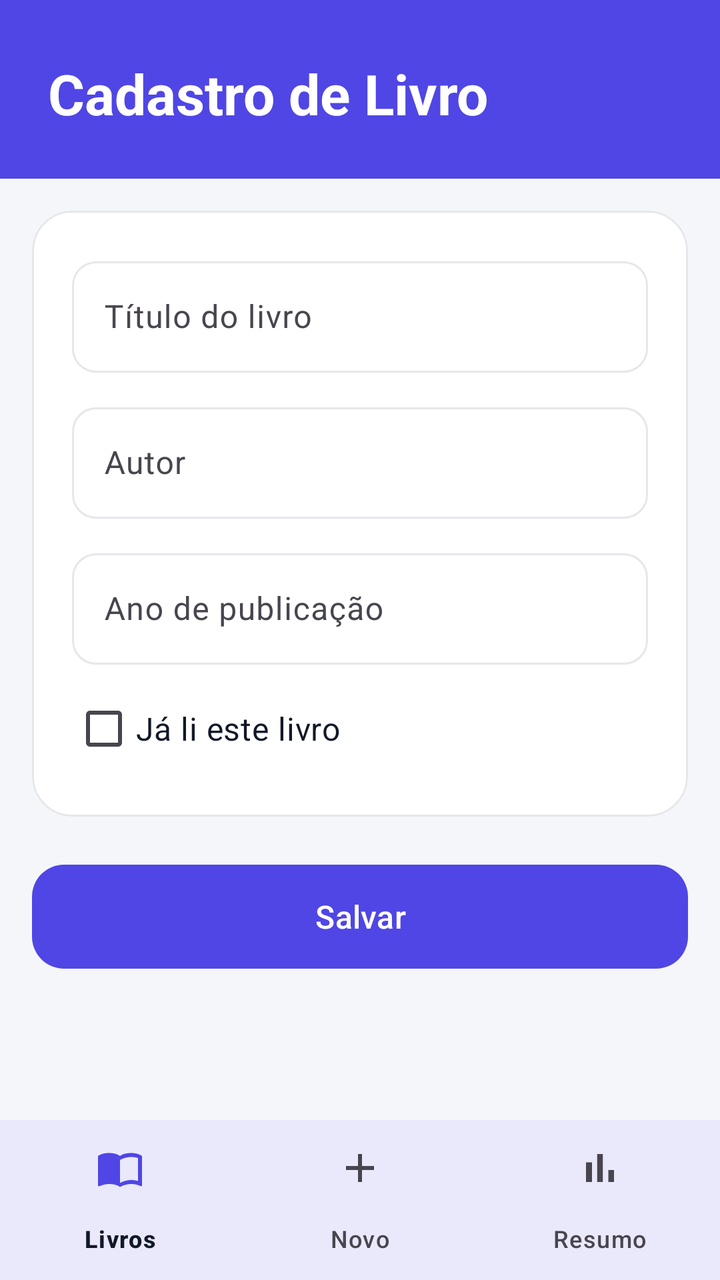
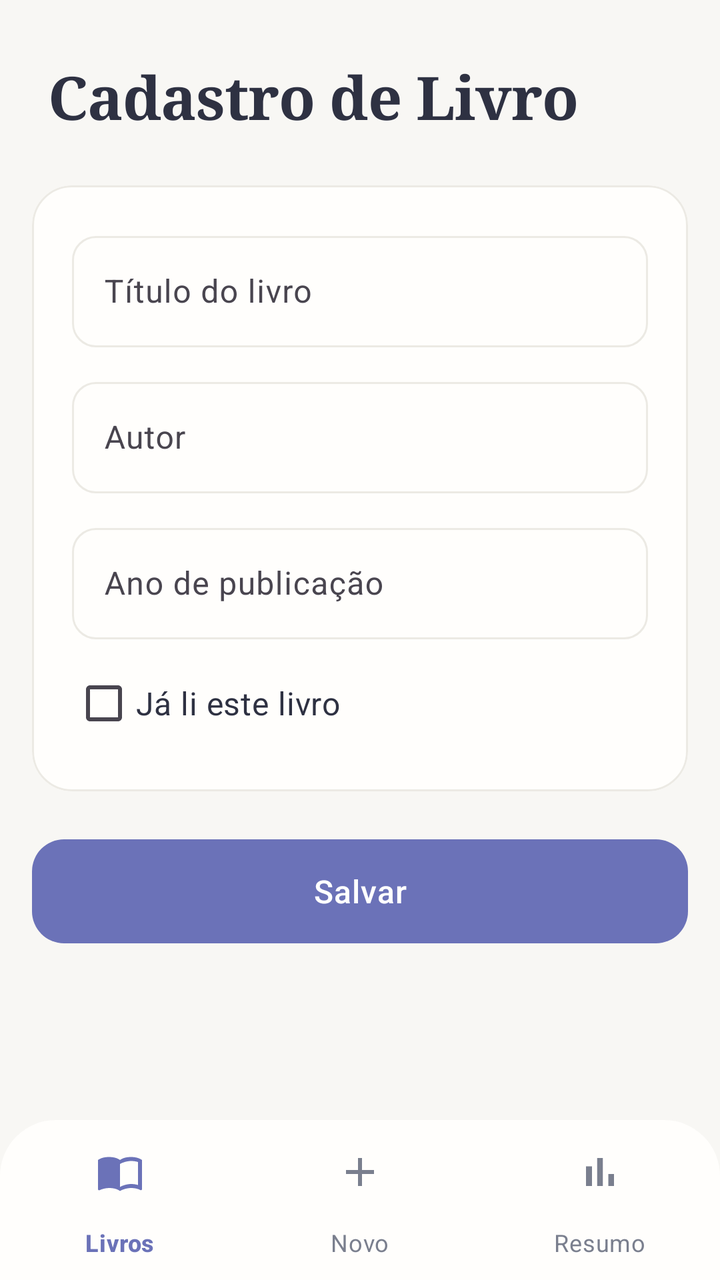

An Android layout rendered at two revisions. The XML below is the earlier revision; the diff shows what the commit changed to produce the second picture.
<!-- AndroidManifest.xml: application theme Theme.BibliotecaPessoal -->
<!-- res/layout/activity_cadastro_livro.xml -->
<?xml version="1.0" encoding="utf-8"?>
<androidx.constraintlayout.widget.ConstraintLayout xmlns:android="http://schemas.android.com/apk/res/android"
    xmlns:app="http://schemas.android.com/apk/res-auto"
    xmlns:tools="http://schemas.android.com/tools"
    android:id="@+id/main"
    android:layout_width="match_parent"
    android:layout_height="match_parent"
    android:background="@color/cor_fundo"
    tools:context=".CadastroLivroActivity">

    
    <TextView
        android:id="@+id/txtCabecalho"
        android:layout_width="0dp"
        android:layout_height="wrap_content"
        android:background="@color/cor_primaria"
        android:paddingStart="24dp"
        android:paddingTop="28dp"
        android:paddingEnd="24dp"
        android:paddingBottom="24dp"
        android:text="@string/titulo_cadastro"
        android:textColor="@color/cor_texto_cabecalho"
        android:textSize="28sp"
        android:textStyle="bold"
        app:layout_constraintEnd_toEndOf="parent"
        app:layout_constraintStart_toStartOf="parent"
        app:layout_constraintTop_toTopOf="parent" />

    
    <ScrollView
        android:layout_width="0dp"
        android:layout_height="0dp"
        app:layout_constraintBottom_toTopOf="@id/bottomNav"
        app:layout_constraintEnd_toEndOf="parent"
        app:layout_constraintStart_toStartOf="parent"
        app:layout_constraintTop_toBottomOf="@id/txtCabecalho">

        <LinearLayout
            android:layout_width="match_parent"
            android:layout_height="wrap_content"
            android:orientation="vertical"
            android:padding="16dp">

            <com.google.android.material.card.MaterialCardView
                android:layout_width="match_parent"
                android:layout_height="wrap_content"
                app:cardBackgroundColor="@color/cor_superficie"
                app:cardCornerRadius="20dp"
                app:cardElevation="0dp"
                app:strokeColor="@color/cor_divisor"
                app:strokeWidth="1dp">

                <LinearLayout
                    android:layout_width="match_parent"
                    android:layout_height="wrap_content"
                    android:orientation="vertical"
                    android:padding="20dp">

                    <com.google.android.material.textfield.TextInputLayout
                        style="@style/Widget.Material3.TextInputLayout.OutlinedBox"
                        android:layout_width="match_parent"
                        android:layout_height="wrap_content"
                        android:hint="@string/hint_titulo"
                        app:boxCornerRadiusBottomEnd="12dp"
                        app:boxCornerRadiusBottomStart="12dp"
                        app:boxCornerRadiusTopEnd="12dp"
                        app:boxCornerRadiusTopStart="12dp">

                        <com.google.android.material.textfield.TextInputEditText
                            android:id="@+id/edtTitulo"
                            android:layout_width="match_parent"
                            android:layout_height="wrap_content"
                            android:inputType="textCapSentences" />
                    </com.google.android.material.textfield.TextInputLayout>

                    <com.google.android.material.textfield.TextInputLayout
                        style="@style/Widget.Material3.TextInputLayout.OutlinedBox"
                        android:layout_width="match_parent"
                        android:layout_height="wrap_content"
                        android:layout_marginTop="12dp"
                        android:hint="@string/hint_autor"
                        app:boxCornerRadiusBottomEnd="12dp"
                        app:boxCornerRadiusBottomStart="12dp"
                        app:boxCornerRadiusTopEnd="12dp"
                        app:boxCornerRadiusTopStart="12dp">

                        <com.google.android.material.textfield.TextInputEditText
                            android:id="@+id/edtAutor"
                            android:layout_width="match_parent"
                            android:layout_height="wrap_content"
                            android:inputType="textPersonName|textCapWords" />
                    </com.google.android.material.textfield.TextInputLayout>

                    
                    <com.google.android.material.textfield.TextInputLayout
                        style="@style/Widget.Material3.TextInputLayout.OutlinedBox"
                        android:layout_width="match_parent"
                        android:layout_height="wrap_content"
                        android:layout_marginTop="12dp"
                        android:hint="@string/hint_ano"
                        app:boxCornerRadiusBottomEnd="12dp"
                        app:boxCornerRadiusBottomStart="12dp"
                        app:boxCornerRadiusTopEnd="12dp"
                        app:boxCornerRadiusTopStart="12dp">

                        <com.google.android.material.textfield.TextInputEditText
                            android:id="@+id/edtAno"
                            android:layout_width="match_parent"
                            android:layout_height="wrap_content"
                            android:inputType="number"
                            android:maxLength="4" />
                    </com.google.android.material.textfield.TextInputLayout>

                    <CheckBox
                        android:id="@+id/chkLido"
                        android:layout_width="wrap_content"
                        android:layout_height="wrap_content"
                        android:layout_marginTop="8dp"
                        android:text="@string/check_lido"
                        android:textColor="@color/cor_texto_primario"
                        android:textSize="16sp" />
                </LinearLayout>
            </com.google.android.material.card.MaterialCardView>

            <com.google.android.material.button.MaterialButton
                android:id="@+id/btnSalvar"
                android:layout_width="match_parent"
                android:layout_height="60dp"
                android:layout_marginTop="20dp"
                android:text="@string/btn_salvar"
                android:textSize="16sp"
                app:backgroundTint="@color/cor_primaria"
                app:cornerRadius="16dp" />
        </LinearLayout>
    </ScrollView>

    
    <com.google.android.material.bottomnavigation.BottomNavigationView
        android:id="@+id/bottomNav"
        android:layout_width="0dp"
        android:layout_height="wrap_content"
        android:background="@color/cor_superficie"
        app:elevation="8dp"
        app:layout_constraintBottom_toBottomOf="parent"
        app:layout_constraintEnd_toEndOf="parent"
        app:layout_constraintStart_toStartOf="parent"
        app:menu="@menu/menu_bottom" />

</androidx.constraintlayout.widget.ConstraintLayout>
<!-- resources referenced by this layout -->
<resources>
  <color name="cor_divisor">#E5E7EB</color>
  <color name="cor_fundo">#F5F6FA</color>
  <color name="cor_primaria">#4F46E5</color>
  <color name="cor_superficie">#FFFFFF</color>
  <color name="cor_texto_primario">#111827</color>
  <style name="Base.Theme.BibliotecaPessoal" parent="Theme.Material3.Light.NoActionBar">
          <item name="colorPrimary">@color/cor_primaria</item>
          <item name="colorOnPrimary">@color/cor_texto_cabecalho</item>
          <item name="colorPrimaryContainer">@color/cor_primaria_clara</item>
          <item name="colorOnPrimaryContainer">@color/cor_primaria</item>
          
          <item name="colorSecondaryContainer">@color/cor_primaria_clara</item>
          <item name="colorOnSecondaryContainer">@color/cor_primaria</item>
          <item name="colorSurface">@color/cor_superficie</item>
          <item name="colorOnSurface">@color/cor_texto_primario</item>
          <item name="colorOutline">@color/cor_divisor</item>
          <item name="android:colorBackground">@color/cor_fundo</item>
          <item name="android:windowBackground">@color/cor_fundo</item>
      </style>
  <color name="cor_primaria_clara">#E0E7FF</color>
  <!-- unchanged entries left out for length: 8 -->
</resources>

<!-- the commit's change to res/layout/activity_cadastro_livro.xml (unified diff, before → after) -->
@@ -11,17 +11,14 @@
     
     <TextView
         android:id="@+id/txtCabecalho"
+        style="@style/Texto.Cabecalho"
         android:layout_width="0dp"
         android:layout_height="wrap_content"
-        android:background="@color/cor_primaria"
         android:paddingStart="24dp"
         android:paddingTop="28dp"
         android:paddingEnd="24dp"
-        android:paddingBottom="24dp"
+        android:paddingBottom="8dp"
         android:text="@string/titulo_cadastro"
-        android:textColor="@color/cor_texto_cabecalho"
-        android:textSize="28sp"
-        android:textStyle="bold"
         app:layout_constraintEnd_toEndOf="parent"
         app:layout_constraintStart_toStartOf="parent"
         app:layout_constraintTop_toTopOf="parent" />
@@ -117,8 +114,7 @@
                         android:layout_height="wrap_content"
                         android:layout_marginTop="8dp"
                         android:text="@string/check_lido"
-                        android:textColor="@color/cor_texto_primario"
-                        android:textSize="16sp" />
+                        android:textColor="@color/cor_texto_primario" />
                 </LinearLayout>
             </com.google.android.material.card.MaterialCardView>
 
@@ -128,7 +124,6 @@
                 android:layout_height="60dp"
                 android:layout_marginTop="20dp"
                 android:text="@string/btn_salvar"
-                android:textSize="16sp"
                 app:backgroundTint="@color/cor_primaria"
                 app:cornerRadius="16dp" />
         </LinearLayout>
@@ -139,8 +134,6 @@
         android:id="@+id/bottomNav"
         android:layout_width="0dp"
         android:layout_height="wrap_content"
-        android:background="@color/cor_superficie"
-        app:elevation="8dp"
         app:layout_constraintBottom_toBottomOf="parent"
         app:layout_constraintEnd_toEndOf="parent"
         app:layout_constraintStart_toStartOf="parent"
<!-- resource entries referenced after the edit -->
@@ -1,10 +1,17 @@
 <!-- resources referenced by this layout -->
 <resources>
-  <color name="cor_divisor">#E5E7EB</color>
-  <color name="cor_fundo">#F5F6FA</color>
-  <color name="cor_primaria">#4F46E5</color>
-  <color name="cor_superficie">#FFFFFF</color>
-  <color name="cor_texto_primario">#111827</color>
+  <color name="cor_divisor">#ECEAE4</color>
+  <color name="cor_fundo">#F8F7F4</color>
+  <color name="cor_primaria">#6B72B8</color>
+  <color name="cor_superficie">#FFFEFC</color>
+  <color name="cor_texto_primario">#2E3142</color>
+  <style name="Texto.Cabecalho" parent="">
+          <item name="android:fontFamily">serif</item>
+          <item name="android:textStyle">bold</item>
+          <item name="android:textSize">30sp</item>
+          <item name="android:letterSpacing">-0.01</item>
+          <item name="android:textColor">@color/cor_texto_primario</item>
+      </style>
   <style name="Base.Theme.BibliotecaPessoal" parent="Theme.Material3.Light.NoActionBar">
           <item name="colorPrimary">@color/cor_primaria</item>
           <item name="colorOnPrimary">@color/cor_texto_cabecalho</item>
@@ -18,8 +25,64 @@
           <item name="colorOutline">@color/cor_divisor</item>
           <item name="android:colorBackground">@color/cor_fundo</item>
           <item name="android:windowBackground">@color/cor_fundo</item>
+          
+          <item name="materialButtonStyle">@style/Botao.Principal</item>
+          <item name="bottomNavigationStyle">@style/MenuInferior</item>
+          <item name="checkboxStyle">@style/Caixa.Lido</item>
       </style>
-  <color name="cor_primaria_clara">#E0E7FF</color>
+  <color name="cor_primaria_clara">#F2F2F8</color>
+  <style name="Botao.Principal" parent="Widget.Material3.Button">
+          <item name="android:fontFamily">sans-serif-medium</item>
+          <item name="android:textAllCaps">false</item>
+          <item name="android:textSize">16sp</item>
+          <item name="android:letterSpacing">0.02</item>
+      </style>
+  <style name="MenuInferior" parent="Widget.Material3.BottomNavigationView">
+          <item name="backgroundTint">@color/cor_superficie</item>
+          <item name="elevation">16dp</item>
+          <item name="shapeAppearance">@style/Forma.MenuInferior</item>
+          <item name="itemPaddingTop">14dp</item>
+          <item name="itemPaddingBottom">14dp</item>
+          <item name="labelVisibilityMode">labeled</item>
+          <item name="itemTextAppearanceActive">@style/Texto.MenuAtivo</item>
+          <item name="itemTextAppearanceInactive">@style/Texto.MenuInativo</item>
+          <item name="itemActiveIndicatorStyle">@style/Indicador.MenuInferior</item>
+          <item name="materialThemeOverlay">@style/Overlay.MenuInferior</item>
+      </style>
+  <style name="Caixa.Lido" parent="Widget.Material3.CompoundButton.CheckBox">
+          <item name="android:fontFamily">sans-serif</item>
+          <item name="android:textSize">16sp</item>
+      </style>
+  <style name="Forma.MenuInferior" parent="">
+          <item name="cornerFamily">rounded</item>
+          <item name="cornerSizeTopLeft">28dp</item>
+          <item name="cornerSizeTopRight">28dp</item>
+          <item name="cornerSizeBottomLeft">0dp</item>
+          <item name="cornerSizeBottomRight">0dp</item>
+      </style>
+  <style name="Texto.MenuAtivo" parent="TextAppearance.Material3.LabelMedium">
+          <item name="android:fontFamily">sans-serif-medium</item>
+          <item name="fontFamily">sans-serif-medium</item>
+          <item name="android:letterSpacing">0.02</item>
+      </style>
+  <style name="Texto.MenuInativo" parent="TextAppearance.Material3.LabelMedium">
+          <item name="android:fontFamily">sans-serif</item>
+          <item name="fontFamily">sans-serif</item>
+          <item name="android:letterSpacing">0.02</item>
+      </style>
+  <style name="Indicador.MenuInferior" parent="Widget.Material3.BottomNavigationView.ActiveIndicator">
+          <item name="android:width">72dp</item>
+          <item name="android:height">34dp</item>
+          <item name="android:color">@color/cor_primaria_clara</item>
+      </style>
+  <style name="Overlay.MenuInferior" parent="">
+          <item name="colorOnSecondaryContainer">@color/cor_primaria</item>
+          <item name="colorOnSurface">@color/cor_primaria</item>
+          <item name="colorOnSurfaceVariant">@color/cor_texto_secundario</item>
+          <item name="elevationOverlayEnabled">false</item>
+          <item name="colorSurfaceContainer">@color/cor_superficie</item>
+      </style>
+  <color name="cor_texto_secundario">#7A7F8E</color>
   <!-- unchanged entries left out for length: 8 -->
 </resources>
 
